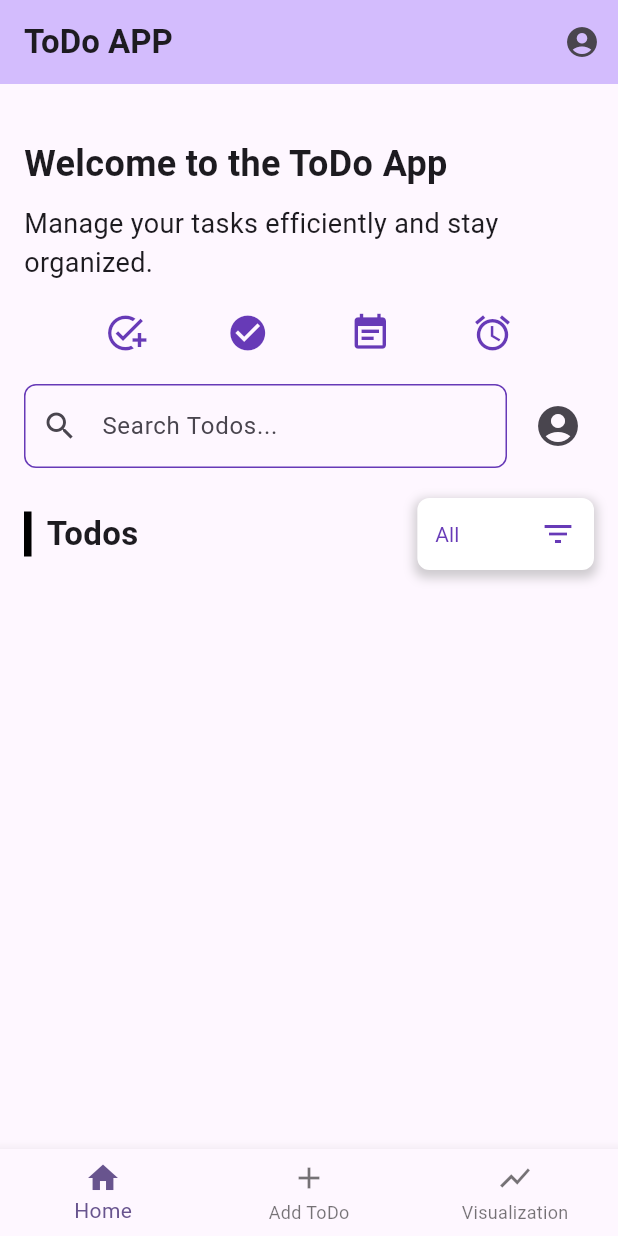
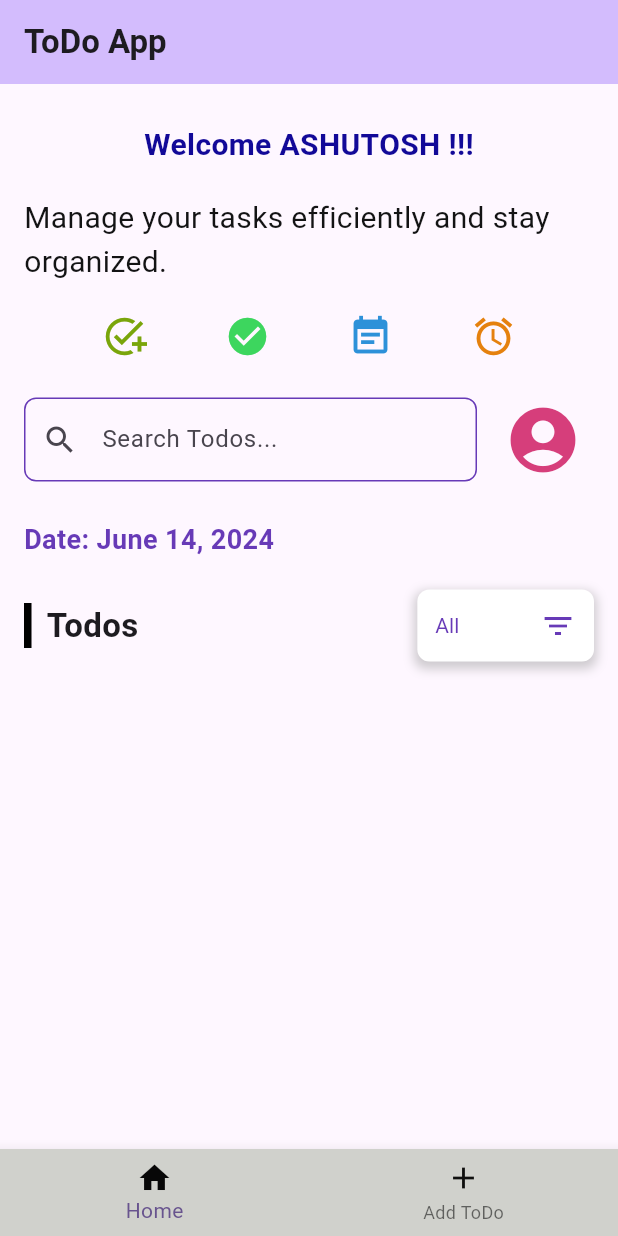
Before and after one commit to AshutoshRajGupta/ToDo_UI_FLutter, a Flutter app: the screen it shows after launch, after a tap on the "account circle" icon, on a phone screen of 412 x 824 dp. Run offline on Flutter 3.47's test engine with Material 3 defaults, Android fonts, the phone set to English and light mode, and no system bars; our stand-ins replace shared_preferences.

```diff
--- a/lib/add_todo_page.dart
+++ b/lib/add_todo_page.dart
@@ -69,7 +69,7 @@ class _AddTodoPageState extends State<AddTodoPage> {
         title: const Text(
           'New Task',
           style: TextStyle(
-            color: Colors.lightBlue,
+            color: Color.fromARGB(255, 4, 147, 42),
             fontWeight: FontWeight.bold,
           ),
         ),
@@ -92,7 +92,7 @@ class _AddTodoPageState extends State<AddTodoPage> {
                   ),
                 ),
                 DropdownButton<int>(
-                  value: DateTime.now().month,
+                  value: _selectedMonth.month,
                   items: List.generate(12, (index) {
                     return DropdownMenuItem<int>(
                       value: index + 1,
@@ -103,15 +103,18 @@ class _AddTodoPageState extends State<AddTodoPage> {
                   onChanged: (int? newValue) {
                     if (newValue != null) {
                       setState(() {
-                        _selectedDate =
-                            DateFormat('yyyy-MM-dd').format(DateTime.now());
+                        _selectedMonth = DateTime(
+                            _selectedMonth.year, newValue, _selectedMonth.day);
+                        _selectedIndex = 0; // Reset the selected index
+                        _selectedDate = DateFormat('yyyy-MM-dd')
+                            .format(_currentWeekDates(_selectedMonth)[0]);
                       });
                     }
                   },
                 ),
               ],
             ),
-            const SizedBox(height: 20),
+            const SizedBox(height: 30),
             SizedBox(
               height: 60,
               child: ListView.builder(
@@ -135,7 +138,7 @@ class _AddTodoPageState extends State<AddTodoPage> {
                       decoration: BoxDecoration(
                         color: _selectedIndex == index
                             ? Colors.blue
-                            : Colors.grey[200],
+                            : Colors.grey[400],
                         borderRadius: BorderRadius.circular(8.0),
                       ),
                       child: Column(
@@ -165,30 +168,33 @@ class _AddTodoPageState extends State<AddTodoPage> {
                 },
               ),
             ),
-            const SizedBox(height: 20),
+            const SizedBox(height: 40),
             Text(
               'Date: $_selectedDate',
               style: const TextStyle(
                 fontWeight: FontWeight.bold,
                 fontSize: 16,
+                color: Color.fromARGB(255, 209, 58, 94),
               ),
             ),
-            const SizedBox(height: 20),
+            const SizedBox(height: 30),
             SizedBox(
-              height: 80,
+              height: 90,
               child: TextField(
                 controller: _titleController,
                 decoration: const InputDecoration(
+                  fillColor: Color.fromARGB(255, 209, 58, 94),
                   labelText: 'Title',
                   prefixIcon: Icon(Icons.title),
                 ),
               ),
             ),
             SizedBox(
-              height: 60,
+              height: 80,
               child: TextField(
                 controller: _descriptionController,
                 decoration: const InputDecoration(
+                  fillColor: Color.fromARGB(255, 209, 58, 94),
                   labelText: 'Description',
                   prefixIcon: Icon(Icons.description),
                 ),
@@ -198,6 +204,15 @@ class _AddTodoPageState extends State<AddTodoPage> {
             Center(
               child: ElevatedButton(
                 onPressed: _addTodo,
+                style: ElevatedButton.styleFrom(
+                  backgroundColor: const Color.fromARGB(
+                      255, 67, 50, 214), // Button background color
+                  foregroundColor: Colors.white, // Button text color
+                  padding: const EdgeInsets.symmetric(
+                      horizontal: 20, vertical: 12), // Button padding
+                  textStyle: const TextStyle(
+                      fontSize: 18, fontWeight: FontWeight.bold), // Text style
+                ),
                 child: const Text('Add ToDo'),
               ),
             ),
--- a/lib/home_page.dart
+++ b/lib/home_page.dart
@@ -1,56 +1,94 @@
 import 'package:flutter/material.dart';
 import 'package:provider/provider.dart';
-import 'add_todo_page.dart'; // Import the AddTodoPage
 import 'todo_provider.dart';
 import 'todo.dart';
+import 'package:intl/intl.dart'; // Add this import for date formatting
 
-class HomePage extends StatelessWidget {
+class HomePage extends StatefulWidget {
   final List<Todo> todos;
   final Function(Todo) addTodo;
+
   const HomePage({Key? key, required this.todos, required this.addTodo})
       : super(key: key);
+
+  @override
+  _HomePageState createState() => _HomePageState();
+}
+
+class _HomePageState extends State<HomePage> {
+  TextEditingController _searchController = TextEditingController();
+  late String _currentDate;
+
+  @override
+  void initState() {
+    super.initState();
+    _searchController.addListener(_onSearchChanged);
+    _updateDate();
+  }
+
+  @override
+  void dispose() {
+    _searchController.removeListener(_onSearchChanged);
+    _searchController.dispose();
+    super.dispose();
+  }
+
+  void _onSearchChanged() {
+    context.read<TodoProvider>().searchQuery = _searchController.text;
+  }
+
+  void _updateDate() {
+    setState(() {
+      _currentDate = DateFormat.yMMMMd('en_US').format(DateTime.now());
+    });
+  }
 
   @override
   Widget build(BuildContext context) {
     return Consumer<TodoProvider>(
       builder: (context, todoProvider, child) {
         final todos = todoProvider.todos;
-        String filter = "All";
-        List<Todo> filteredTodos = todos;
-        if (filter == "Completed") {
-          filteredTodos = todos.where((todo) => todo.completed).toList();
-        } else if (filter == "Incomplete") {
-          filteredTodos = todos.where((todo) => !todo.completed).toList();
-        }
+        String filter = todoProvider.filter.toString().split('.').last;
 
         return Scaffold(
-          // backgroundColor:
-          //     Color.fromARGB(255, 166, 225, 241), // Brighter background color
           body: Padding(
             padding: const EdgeInsets.all(16.0),
             child: Column(
               crossAxisAlignment: CrossAxisAlignment.start,
               children: [
-                const SizedBox(height: 20),
-                const Text(
-                  'Welcome to the ToDo App',
-                  style: TextStyle(fontSize: 24, fontWeight: FontWeight.bold),
+                const SizedBox(height: 10),
+                const Center(
+                  child: Text(
+                    'Welcome ASHUTOSH !!!',
+                    style: TextStyle(
+                      fontSize: 20,
+                      fontWeight: FontWeight.bold,
+                      color: Color.fromARGB(255, 18, 9, 152),
                     ),
-                const SizedBox(height: 10),
-                const Text(
-                  'Manage your tasks efficiently and stay organized.',
-                  style: TextStyle(fontSize: 18),
+                  ),
                 ),
                 const SizedBox(height: 20),
-                // Row of icons above the search bar
+                const Center(
+                  child: Text(
+                    'Manage your tasks efficiently and stay organized.',
+                    style: TextStyle(
+                      fontSize: 20,
+                      color: Color.fromARGB(255, 19, 19, 20),
+                    ),
+                  ),
+                ),
+                const SizedBox(height: 20),
                 Row(
                   mainAxisAlignment: MainAxisAlignment.spaceEvenly,
                   children: const [
-                    Icon(Icons.add_task, color: Colors.deepPurple, size: 28),
+                    Icon(Icons.add_task,
+                        color: Color.fromARGB(255, 122, 165, 11), size: 30),
                     Icon(Icons.check_circle,
-                        color: Colors.deepPurple, size: 28),
-                    Icon(Icons.event_note, color: Colors.deepPurple, size: 28),
-                    Icon(Icons.alarm, color: Colors.deepPurple, size: 28),
+                        color: Color.fromARGB(255, 61, 214, 94), size: 30),
+                    Icon(Icons.event_note,
+                        color: Color.fromARGB(255, 45, 145, 217), size: 30),
+                    Icon(Icons.alarm,
+                        color: Color.fromARGB(255, 229, 129, 14), size: 30),
                   ],
                 ),
                 const SizedBox(height: 20),
@@ -58,6 +96,7 @@ class HomePage extends StatelessWidget {
                   children: [
                     Expanded(
                       child: TextField(
+                        controller: _searchController,
                         decoration: InputDecoration(
                           prefixIcon: const Icon(Icons.search),
                           hintText: 'Search Todos...',
@@ -81,13 +120,25 @@ class HomePage extends StatelessWidget {
                     ),
                     const SizedBox(width: 10),
                     IconButton(
-                      icon: const Icon(Icons.account_circle),
-                      iconSize: 32,
+                      icon: const Icon(
+                        Icons.account_circle,
+                        color: Color.fromARGB(255, 214, 62, 123),
+                      ),
+                      iconSize: 52,
                       onPressed: () {
                         // Add functionality for user icon here if needed
                       },
                     ),
                   ],
+                ),
+                const SizedBox(height: 20),
+                Text(
+                  'Date: $_currentDate',
+                  style: TextStyle(
+                    fontSize: 18,
+                    fontWeight: FontWeight.bold,
+                    color: Colors.deepPurple,
+                  ),
                 ),
                 const SizedBox(height: 20),
                 Row(
@@ -104,7 +155,6 @@ class HomePage extends StatelessWidget {
                           TextStyle(fontSize: 22, fontWeight: FontWeight.bold),
                     ),
                     const Spacer(),
-                    // Dropdown menu for filtering todos
                     Container(
                       padding: const EdgeInsets.symmetric(horizontal: 12.0),
                       decoration: BoxDecoration(
@@ -132,8 +182,8 @@ class HomePage extends StatelessWidget {
                             color: Colors.deepPurple,
                           ),
                           onChanged: (String? newValue) {
-                            // Update the filter
-                            filter = newValue!;
+                            // Update the filter and trigger rebuild
+                            context.read<TodoProvider>().setFilter(newValue!);
                           },
                           items: <String>['All', 'Completed', 'Incomplete']
                               .map<DropdownMenuItem<String>>((String value) {
@@ -150,15 +200,28 @@ class HomePage extends StatelessWidget {
                 const SizedBox(height: 10),
                 Expanded(
                   child: ListView.builder(
-                    itemCount: filteredTodos.length,
+                    itemCount: todos.length,
                     itemBuilder: (context, index) {
-                      final todo = filteredTodos[index];
-                      return ListTile(
+                      final todo = todos[index];
+                      return Container(
+                        margin: const EdgeInsets.symmetric(vertical: 4.0),
+                        padding: const EdgeInsets.all(8.0),
+                        decoration: BoxDecoration(
+                          color:
+                              todo.completed ? Colors.green[100] : Colors.white,
+                          borderRadius: BorderRadius.circular(8.0),
+                          border: Border.all(
+                            color: Colors.grey.withOpacity(0.5),
+                          ),
+                        ),
+                        child: ListTile(
                           leading: Checkbox(
                             value: todo.completed,
                             onChanged: (value) {
                               // Update the todo completion status
-                            todoProvider.updateTodoCompletion(todo.id, value!);
+                              context
+                                  .read<TodoProvider>()
+                                  .updateTodoCompletion(todo.id, value!);
                             },
                           ),
                           title: Text(
@@ -171,38 +234,13 @@ class HomePage extends StatelessWidget {
                             ),
                           ),
                           subtitle: Text(todo.description),
-                        trailing: Row(
-                          mainAxisSize: MainAxisSize.min,
-                          children: [
-                            IconButton(
-                              icon: Icon(Icons.edit),
-                              onPressed: () {
-                                // Navigate to the AddTodoPage with existing todo data for editing
-                                Navigator.push(
-                                  context,
-                                  MaterialPageRoute(
-                                    builder: (context) => AddTodoPage(
-                                      addTodo: (updatedTodo) {
-                                        // Update the existing todo with the edited data
-                                        todoProvider.updateTodo(updatedTodo);
-                                        // Pop the AddTodoPage from the navigation stack
-                                        Navigator.pop(context);
-                                      },
-                                      todo:
-                                          todo, // Pass the existing todo data to the AddTodoPage
-                                    ),
-                                  ),
-                                );
-                              },
-                            ),
-                            IconButton(
+                          trailing: IconButton(
                             icon: Icon(Icons.delete),
                             onPressed: () {
                               // Handle delete button press
-                                todoProvider.removeTodo(todo.id);
+                              context.read<TodoProvider>().removeTodo(todo.id);
                             },
                           ),
-                          ],
                         ),
                       );
                     },
--- a/lib/main.dart
+++ b/lib/main.dart
@@ -3,7 +3,6 @@ import 'package:provider/provider.dart';
 
 import 'home_page.dart';
 import 'add_todo_page.dart';
-import 'todo.dart';
 import 'todo_provider.dart';
 import 'visualization_page.dart';
 
@@ -16,19 +15,17 @@ class MyApp extends StatelessWidget {
 
   @override
   Widget build(BuildContext context) {
-    return MaterialApp(
-      title: 'ToDo App',
-      theme: ThemeData(
-        colorScheme: ColorScheme.fromSeed(seedColor: Colors.deepPurple),
-        useMaterial3: true,
-      ),
-      home: MultiProvider(
-        providers: [
-          ChangeNotifierProvider(
-            create: (_) => TodoProvider(),
-          ),
-        ],
-        child: MyHomePage(title: 'ToDo APP'),
+    return MultiProvider(
+      providers: [
+        ChangeNotifierProvider(create: (_) => TodoProvider()),
+      ],
+      child: MaterialApp(
+        title: 'ToDo App',
+        theme: ThemeData(
+          colorScheme: ColorScheme.fromSeed(seedColor: Colors.deepPurple),
+          useMaterial3: true,
+        ),
+        home: const MyHomePage(title: 'ToDo App'),
       ),
     );
   }
@@ -54,12 +51,6 @@ class _MyHomePageState extends State<MyHomePage> {
           widget.title,
           style: const TextStyle(fontWeight: FontWeight.bold),
         ),
-        actions: [
-          IconButton(
-            icon: const Icon(Icons.account_circle),
-            onPressed: () {},
-          ),
-        ],
       ),
       body: IndexedStack(
         index: _selectedIndex,
@@ -74,27 +65,25 @@ class _MyHomePageState extends State<MyHomePage> {
           ),
           AddTodoPage(
             addTodo: (todo) {
-              // Implement adding todo functionality here
+              Provider.of<TodoProvider>(context, listen: false).addTodo(todo);
             },
           ),
           const VisualizationPage(),
         ],
       ),
       bottomNavigationBar: BottomNavigationBar(
+        backgroundColor:
+            Color.fromARGB(255, 208, 209, 204), // Set the background color here
         currentIndex: _selectedIndex,
         onTap: _onItemTapped,
         items: const [
           BottomNavigationBarItem(
-            icon: Icon(Icons.home),
+            icon: Icon(Icons.home, color: Color.fromARGB(255, 7, 7, 7)),
             label: 'Home',
           ),
           BottomNavigationBarItem(
-            icon: Icon(Icons.add),
+            icon: Icon(Icons.add, color: Color.fromARGB(255, 15, 15, 14)),
             label: 'Add ToDo',
-          ),
-          BottomNavigationBarItem(
-            icon: Icon(Icons.show_chart),
-            label: 'Visualization',
           ),
         ],
       ),
--- a/lib/todo.dart
+++ b/lib/todo.dart
@@ -1,11 +1,10 @@
-import 'package:flutter/material.dart';
+import 'package:flutter/foundation.dart';
 
 class Todo {
-  final int id; // Define the id property
-
-  final String title;
-  final String description;
-  final String date;
+  int id;
+  String title;
+  String description;
+  String date;
   bool completed;
 
   Todo({
@@ -15,4 +14,32 @@ class Todo {
     required this.date,
     this.completed = false,
   });
+
+  // Getter for id
+  int get getId => id;
+
+  // Setter for id
+  set setId(int newId) {
+    id = newId;
+  }
+
+  factory Todo.fromJson(Map<String, dynamic> json) {
+    return Todo(
+      id: json['id'],
+      title: json['title'],
+      description: json['description'],
+      date: json['date'],
+      completed: json['completed'],
+    );
+  }
+
+  Map<String, dynamic> toJson() {
+    return {
+      'id': id,
+      'title': title,
+      'description': description,
+      'date': date,
+      'completed': completed,
+    };
+  }
 }
--- a/lib/todo_provider.dart
+++ b/lib/todo_provider.dart
@@ -1,37 +1,126 @@
+import 'dart:convert';
 import 'package:flutter/material.dart';
+import 'package:shared_preferences/shared_preferences.dart';
 import 'todo.dart';
 
-class TodoProvider extends ChangeNotifier {
+enum TodoFilter {
+  All,
+  Completed,
+  Incomplete,
+}
+
+class TodoProvider with ChangeNotifier {
   List<Todo> _todos = [];
+  int _nextId = 1; // Initialize id counter
 
-  List<Todo> get todos => _todos;
+  TodoFilter _filter = TodoFilter.All;
+  String _searchQuery = '';
 
-  // Method to update the completion status of a todo
-  void updateTodoCompletion(int id, bool completed) {
-    final todoIndex = _todos.indexWhere((todo) => todo.id == id);
-    if (todoIndex != -1) {
-      _todos[todoIndex].completed = completed;
-      notifyListeners();
+  List<Todo> get todos {
+    List<Todo> filteredTodos;
+
+    switch (_filter) {
+      case TodoFilter.Completed:
+        return _todos.where((todo) => todo.completed).toList();
+        break;
+      case TodoFilter.Incomplete:
+        return _todos.where((todo) => !todo.completed).toList();
+        break;
+      case TodoFilter.All:
+      default:
+        filteredTodos = List<Todo>.from(_todos);
     }
+    if (_searchQuery.isNotEmpty) {
+      filteredTodos = filteredTodos
+          .where((todo) =>
+              todo.title.toLowerCase().contains(_searchQuery.toLowerCase()) ||
+              todo.description
+                  .toLowerCase()
+                  .contains(_searchQuery.toLowerCase()))
+          .toList();
+    }
+
+    return filteredTodos;
   }
 
-  // Method to remove a todo
-  void removeTodo(int id) {
-    _todos.removeWhere((todo) => todo.id == id);
+  TodoFilter get filter => _filter;
+
+  set filter(TodoFilter newFilter) {
+    _filter = newFilter;
     notifyListeners();
   }
 
-  // Method to add a new todo
+  set searchQuery(String query) {
+    _searchQuery = query;
+    notifyListeners();
+  }
+
+  TodoProvider() {
+    _loadTodos();
+  }
+
+  Future<void> _loadTodos() async {
+    final prefs = await SharedPreferences.getInstance();
+    final String? todosString = prefs.getString('todos');
+    if (todosString != null) {
+      final List<dynamic> decodedTodos = jsonDecode(todosString);
+      _todos = decodedTodos.map((json) => Todo.fromJson(json)).toList();
+    }
+    notifyListeners();
+  }
+
+  Future<void> _saveTodos() async {
+    final prefs = await SharedPreferences.getInstance();
+    final String todosString =
+        jsonEncode(_todos.map((todo) => todo.toJson()).toList());
+    await prefs.setString('todos', todosString);
+  }
+
   void addTodo(Todo todo) {
+    todo.id = _nextId++; // Assign unique id and then increment for next todo
     _todos.add(todo);
+    _saveTodos();
     notifyListeners();
+  }
+
+  void updateTodoCompletion(int id, bool completed) {
+    final index = _todos.indexWhere((todo) => todo.id == id);
+    if (index != -1) {
+      _todos[index].completed = completed;
+      _saveTodos();
+      notifyListeners();
+    }
   }
 
   void updateTodo(Todo updatedTodo) {
     final index = _todos.indexWhere((todo) => todo.id == updatedTodo.id);
     if (index != -1) {
       _todos[index] = updatedTodo;
+      _saveTodos();
       notifyListeners();
     }
   }
+
+  void removeTodo(int id) {
+    _todos.removeWhere((todo) => todo.id == id);
+    _saveTodos();
+    notifyListeners();
+  }
+
+  void setFilter(String filter) {
+    switch (filter) {
+      case 'All':
+        _filter = TodoFilter.All;
+        break;
+      case 'Completed':
+        _filter = TodoFilter.Completed;
+        break;
+      case 'Incomplete':
+        _filter = TodoFilter.Incomplete;
+        break;
+      default:
+        _filter = TodoFilter.All;
+    }
+    notifyListeners();
+  }
 }
--- a/pubspec.yaml
+++ b/pubspec.yaml
@@ -34,10 +34,12 @@ dependencies:
   provider: ^6.0.3
   # charts_flutter: ^0.11.0
   fl_chart: ^0.40.0
+  shared_preferences: ^2.0.0
 
   # The following adds the Cupertino Icons font to your application.
   # Use with the CupertinoIcons class for iOS style icons.
   cupertino_icons: ^1.0.6
+  uuid: ^4.4.0
 
 dev_dependencies:
   flutter_test:
```
Also changed, not shown: pubspec.lock, 1 other file. Lines whose indentation alone changed are shown as unchanged.
